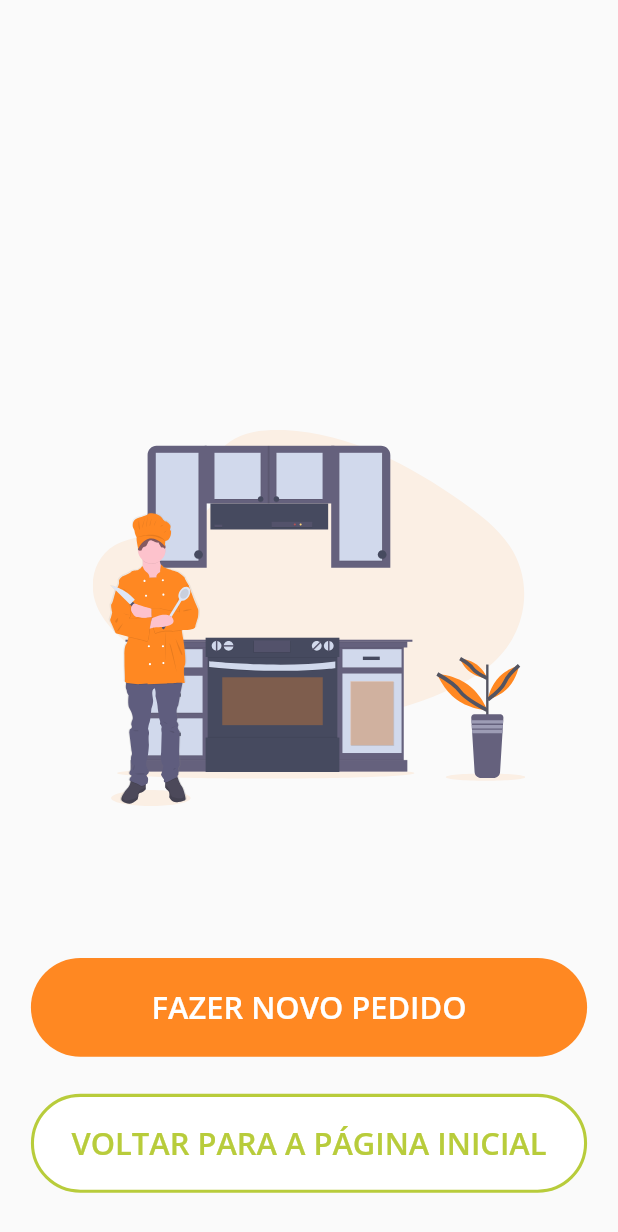
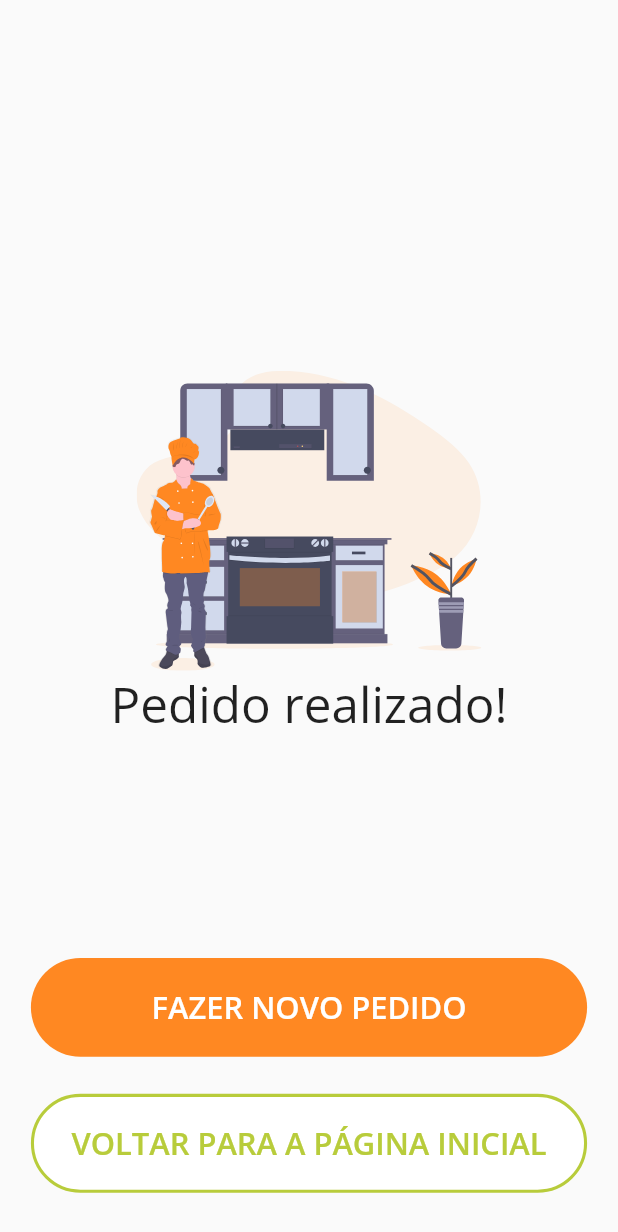
Before and after one commit to fdaniel13/desafio_flutter_mobile, a Flutter app: the EndOrdered screen opened by its route, on a phone screen of 412 x 824 dp. Shown: the top 1232 px of the screen. Run offline on Flutter 3.47's test engine with Material 2 defaults, Android fonts, the phone set to English and light mode, and no system bars; our stand-ins replace flutter_mobx, flutter_svg, google_fonts, mobx, table_calendar; missing offline and left inert: dart:ffi; generated files the repository leaves out were written again.

Commit message:
prototipo funcional

```diff
--- a/lib/components/components.dart
+++ b/lib/components/components.dart
@@ -393,7 +393,7 @@ mixin ComponentsPage{
               Padding(
                 padding: const EdgeInsets.only(bottom:8.0),
                 child: Text('Em ${historicSolicitation.date.day}/${historicSolicitation.date.month} você vendeu R\$ '
-                    '${historicSolicitation.totalPerDay.toString().replaceAll('.',',')} ',
+                    '${historicSolicitation.totalPerDay.toStringAsFixed(2).replaceAll('.',',')} ',
                   style: GoogleFonts.openSans(
                       textStyle: TextStyle(
                           fontWeight: FontWeight.w600
--- a/lib/main.dart
+++ b/lib/main.dart
@@ -43,7 +43,7 @@ void main() {
           '/endOrdered':(context)=>EndOrdered()
 
         },
-          home:Historic(),//LoginView(),//Historic(),//Ordered(),// LoginView(),
+          home:LoginView(),
           debugShowCheckedModeBanner: false,
           theme: ThemeData(
               unselectedWidgetColor: Color(0xffFF8822),
--- a/lib/pages/endOrderedPage/views/endOrdered.dart
+++ b/lib/pages/endOrderedPage/views/endOrdered.dart
@@ -45,7 +45,17 @@ class _EndOrderedState extends State<EndOrdered> {
                   child: SizedBox(
                     width: sizeW*0.7,
                     height: sizeH*0.4,
-                    child: SvgPicture.asset('images/pedidoFinalizado.svg'),
+                    child: Column(
+                     children: [
+                       SvgPicture.asset('images/pedidoFinalizado.svg'),
+                       Text('Pedido realizado!',
+                       style:GoogleFonts.openSans(
+                         fontWeight: FontWeight.w400,
+                         fontSize: sizeH*0.04
+
+                       ))
+                     ],
+                    )
                   ),
                 ),
                 Positioned(
```
